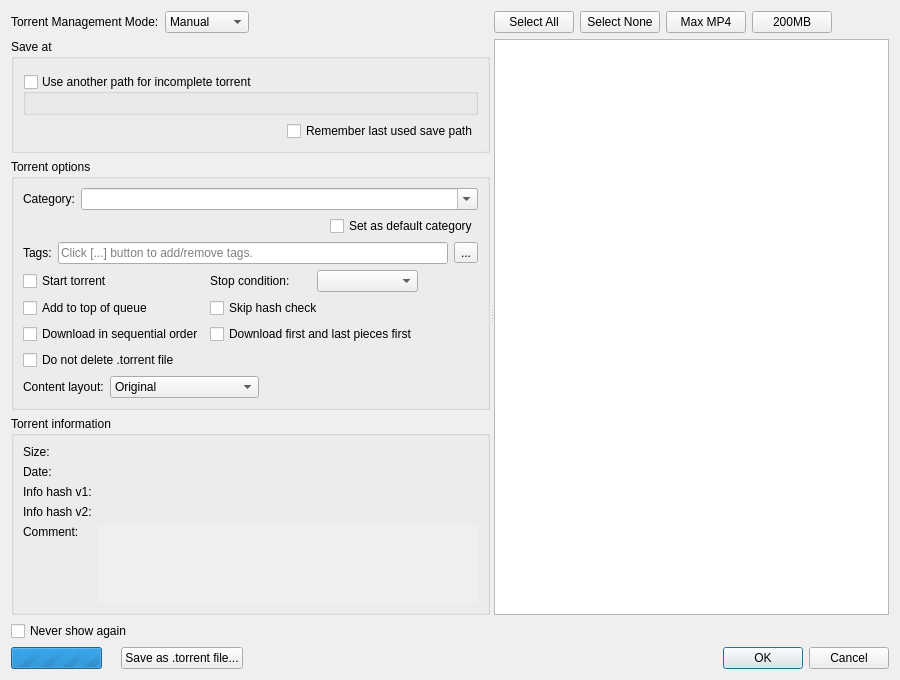
TachCheng/qBittorrent-Enhanced-Edition, file src/gui/addnewtorrentdialog.ui: the form before one commit.
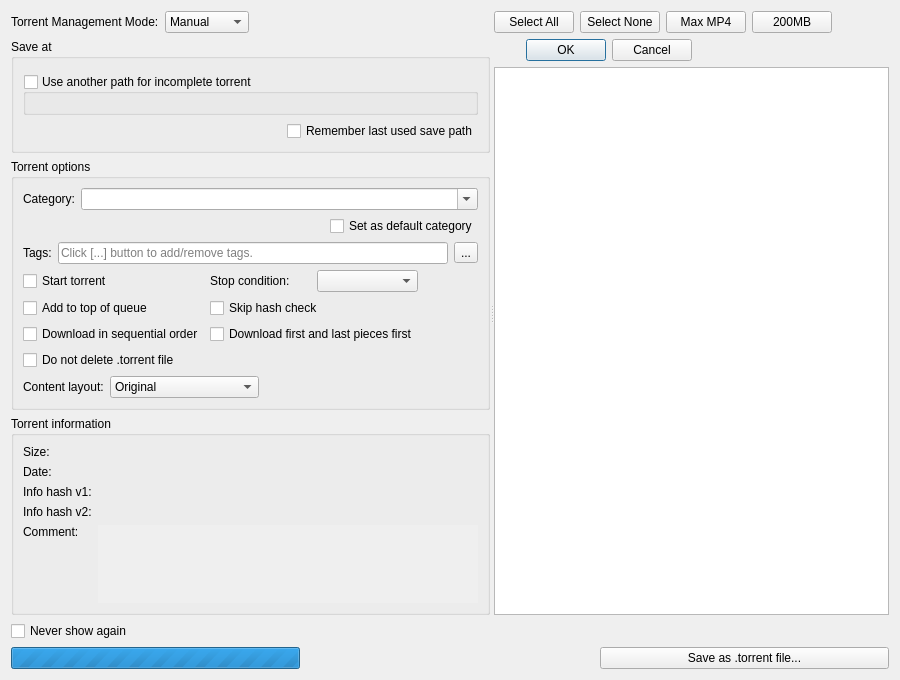
The form after the commit. Custom widgets are drawn as their Qt base class.

Commit message: Rearrange AddNewTorrentDialog UI buttons and OK/Cancel layout

The edit to the form file:
```diff
--- a/src/gui/addnewtorrentdialog.ui
+++ b/src/gui/addnewtorrentdialog.ui
@@ -544,6 +544,30 @@
              </item>
             </layout>
            </item>
+           <item>
+            <layout class="QHBoxLayout" name="buttonsLayout">
+             <item>
+              <widget class="QDialogButtonBox" name="buttonBox">
+               <property name="standardButtons">
+                <set>QDialogButtonBox::StandardButton::Cancel|QDialogButtonBox::StandardButton::Ok</set>
+               </property>
+              </widget>
+             </item>
+             <item>
+              <spacer name="horizontalSpacer_7">
+               <property name="orientation">
+                <enum>Qt::Orientation::Horizontal</enum>
+               </property>
+               <property name="sizeHint" stdset="0">
+                <size>
+                 <width>40</width>
+                 <height>20</height>
+                </size>
+               </property>
+              </spacer>
+             </item>
+            </layout>
+           </item>
            <item>
             <widget class="TorrentContentWidget" name="contentTreeView">
              <property name="sizePolicy">
@@ -634,13 +658,6 @@
        </item>
       </layout>
      </item>
-     <item>
-      <widget class="QDialogButtonBox" name="buttonBox">
-       <property name="standardButtons">
-        <set>QDialogButtonBox::StandardButton::Cancel|QDialogButtonBox::StandardButton::Ok</set>
-       </property>
-      </widget>
-     </item>
     </layout>
    </item>
   </layout>
```
The commit also changes 1 other file.
